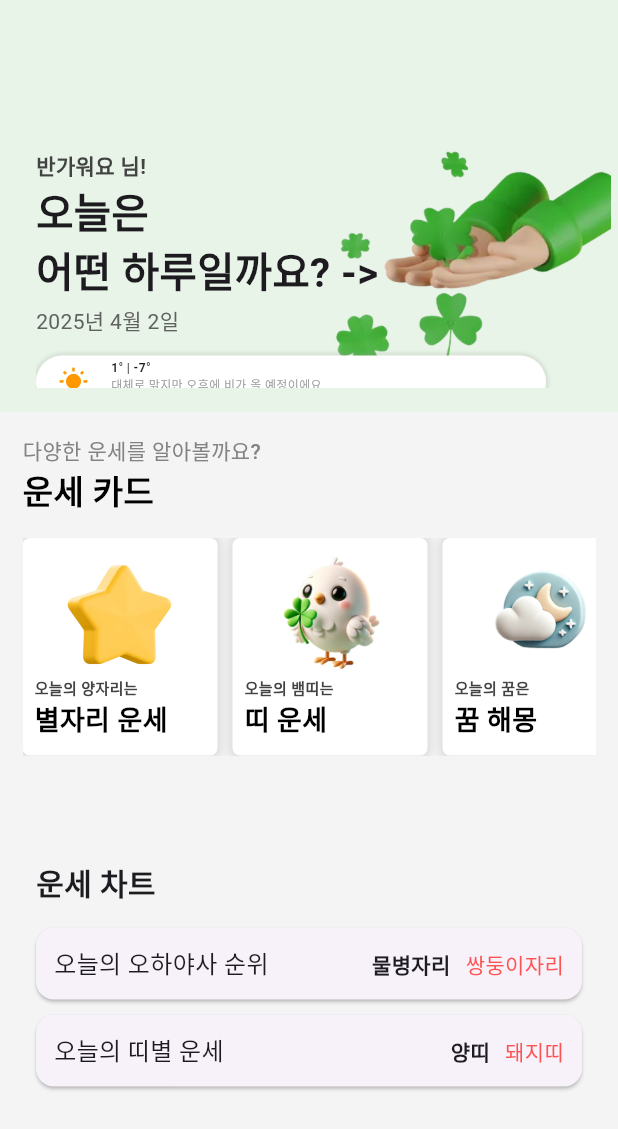
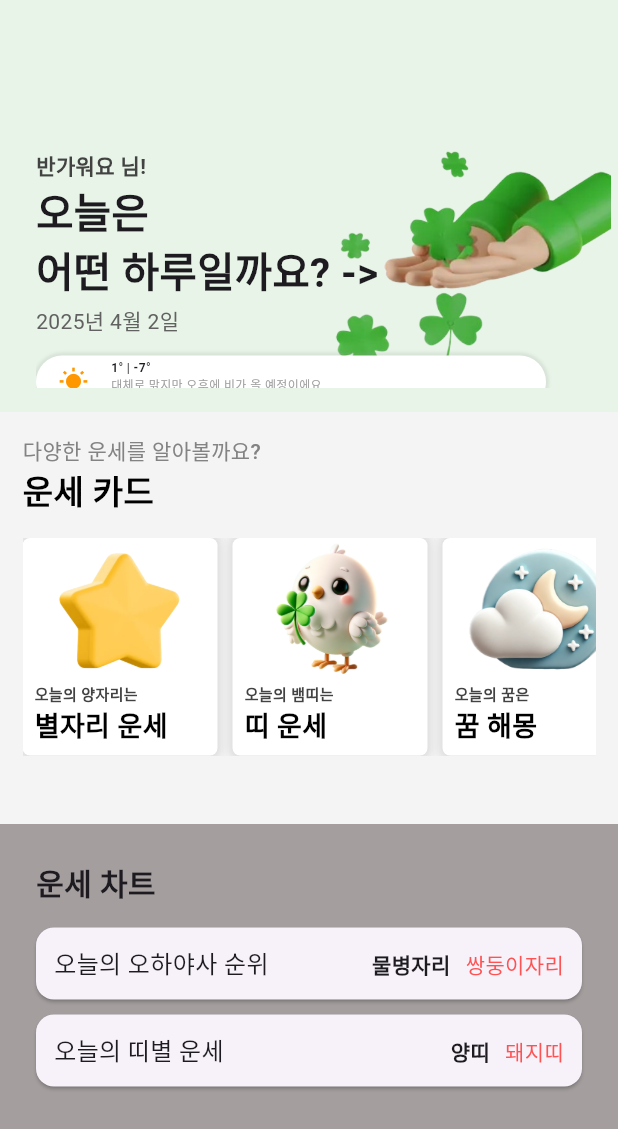
Before and after one commit to haengunse/haengunse-app, a Flutter app: the HomeScreen screen opened directly, on a phone screen of 412 x 824 dp. Shown: the top 1129 px of the screen. Run offline on Flutter 3.47's test engine with Material 3 defaults, Android fonts, the phone set to English and light mode, and no system bars; our stand-ins replace dio, shared_preferences; accounts and stored records are empty; Roboto replaces fonts that are missing (Pretendard).

Commit message:
[feat] 홈-세션2 화면 구성 최종

```diff
--- a/lib/screens/home/session_card.dart
+++ b/lib/screens/home/session_card.dart
@@ -71,8 +71,8 @@ class SessionCard extends StatelessWidget {
   }) {
     return Container(
       width: 130,
-      height: 130,
-      padding: const EdgeInsets.symmetric(horizontal: 8, vertical: 10),
+      height: 150,
+      padding: const EdgeInsets.symmetric(horizontal: 8, vertical: 1),
       decoration: BoxDecoration(
         color: Colors.white,
         borderRadius: BorderRadius.circular(5),
@@ -94,13 +94,14 @@ class SessionCard extends StatelessWidget {
       child: Column(
         crossAxisAlignment: CrossAxisAlignment.start,
         children: [
-          Expanded(
+          AspectRatio(
+            aspectRatio: 1.2,
             child: Container(
               width: double.infinity,
               decoration: BoxDecoration(
                 image: DecorationImage(
                   image: AssetImage(imagePath),
-                  fit: BoxFit.scaleDown,
+                  fit: BoxFit.contain,
                 ),
               ),
             ),
--- a/lib/screens/home/session_day.dart
+++ b/lib/screens/home/session_day.dart
@@ -32,7 +32,7 @@ class SessionDay extends StatelessWidget {
     return Container(
       height: screenHeight / 3,
       width: double.infinity,
-      color: const Color.fromARGB(231, 243, 243, 243),
+      color: const Color.fromARGB(231, 154, 148, 148),
       padding: const EdgeInsets.all(24),
       child: Column(
         crossAxisAlignment: CrossAxisAlignment.start,
```
Also changed, not shown: assets/images/fortune_dream.png.
